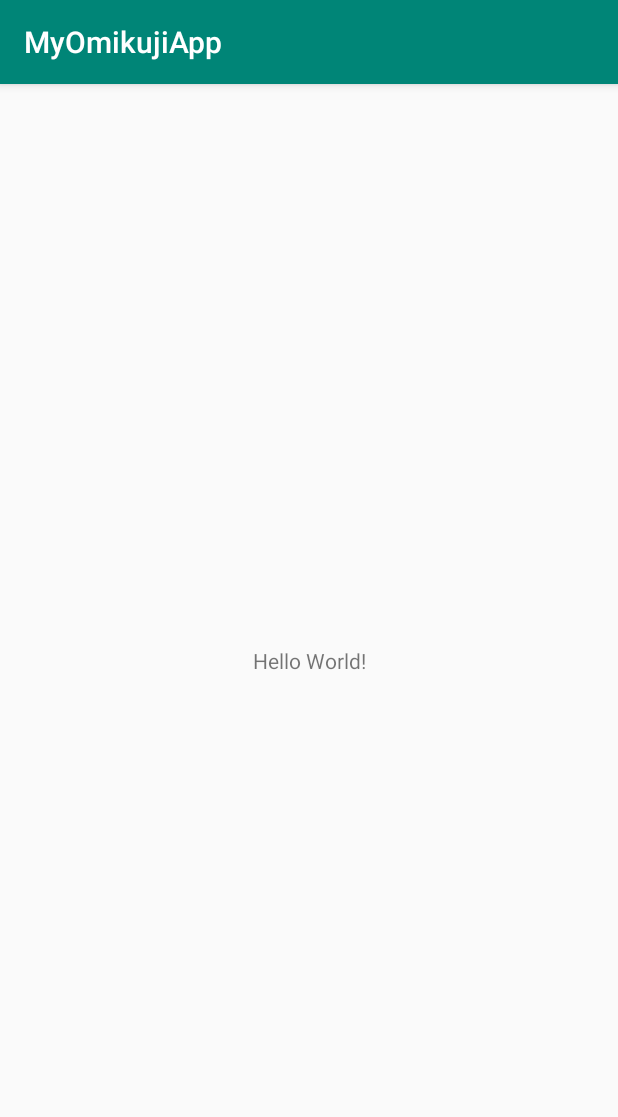
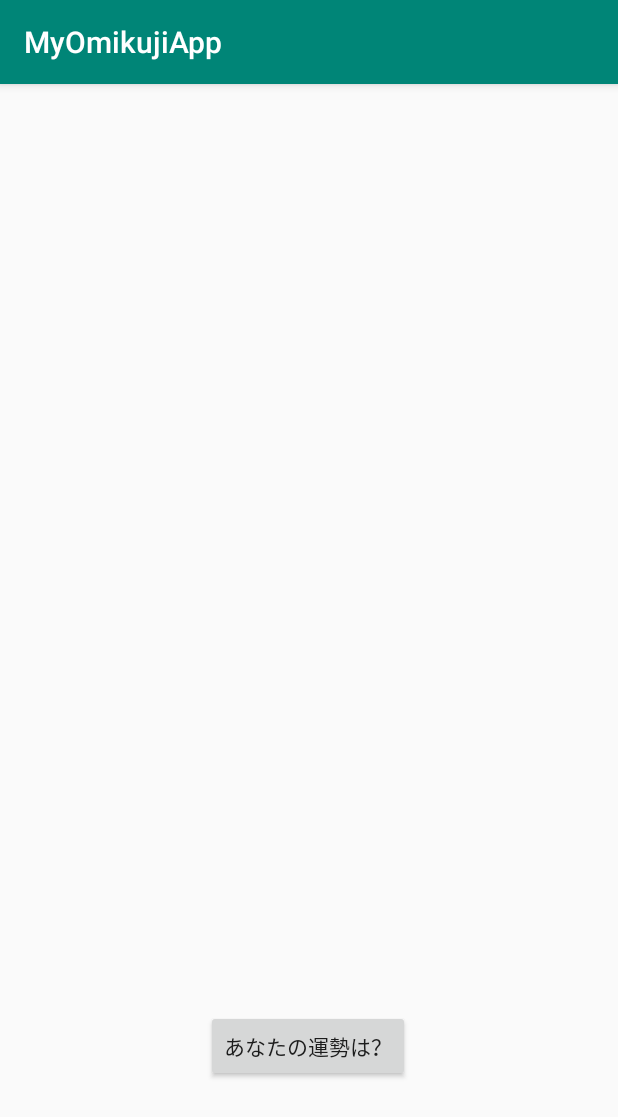
Before and after one commit to githubyosshi/MyOmikujiApp, an Android app: the screen it shows after launch (MainActivity), on a phone screen of 412 x 824 dp. Shown: the top 1117 px of the screen. Run offline under Robolectric (Android 15) with nearby library versions, the phone set to English and light mode, and no system bars.

Commit message:
Make screen commit

```diff
--- a/app/src/main/res/layout/activity_main.xml
+++ b/app/src/main/res/layout/activity_main.xml
@@ -6,14 +6,21 @@
         android:layout_width="match_parent"
         android:layout_height="match_parent"
         tools:context=".MainActivity">
-
     <TextView
+            android:layout_width="0dp"
+            android:layout_height="8dp"
+            android:id="@+id/textView"
+            app:layout_constraintEnd_toEndOf="parent"
+            app:layout_constraintTop_toTopOf="parent" app:layout_constraintBottom_toBottomOf="parent"
+            app:layout_constraintStart_toStartOf="parent" app:layout_constraintHorizontal_bias="0.5"
+            android:textSize="36sp" android:textStyle="bold" android:text="@string/result_text"/>
+    <Button
+            android:text="@string/button_text"
             android:layout_width="wrap_content"
             android:layout_height="wrap_content"
-            android:text="Hello World!"
+            android:id="@+id/getOmikujiButton" app:layout_constraintStart_toStartOf="parent"
+            app:layout_constraintHorizontal_bias="0.498" app:layout_constraintEnd_toEndOf="parent"
             app:layout_constraintBottom_toBottomOf="parent"
-            app:layout_constraintLeft_toLeftOf="parent"
-            app:layout_constraintRight_toRightOf="parent"
-            app:layout_constraintTop_toTopOf="parent"/>
-
+            app:layout_constraintVertical_bias="0.657" android:layout_marginTop="32dp"
+            app:layout_constraintTop_toBottomOf="@+id/textView"/>
 </androidx.constraintlayout.widget.ConstraintLayout>
--- a/app/src/main/res/values/strings.xml
+++ b/app/src/main/res/values/strings.xml
@@ -1,3 +1,5 @@
 <resources>
     <string name="app_name">MyOmikujiApp</string>
+    <string name="result_text">・・・・</string>
+    <string name="button_text">あなたの運勢は？</string>
 </resources>
```
